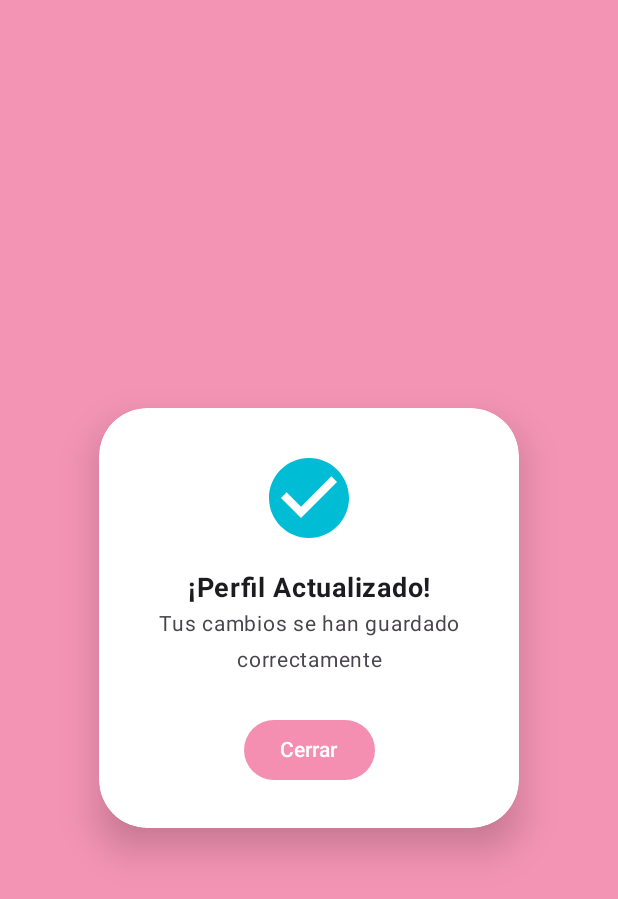
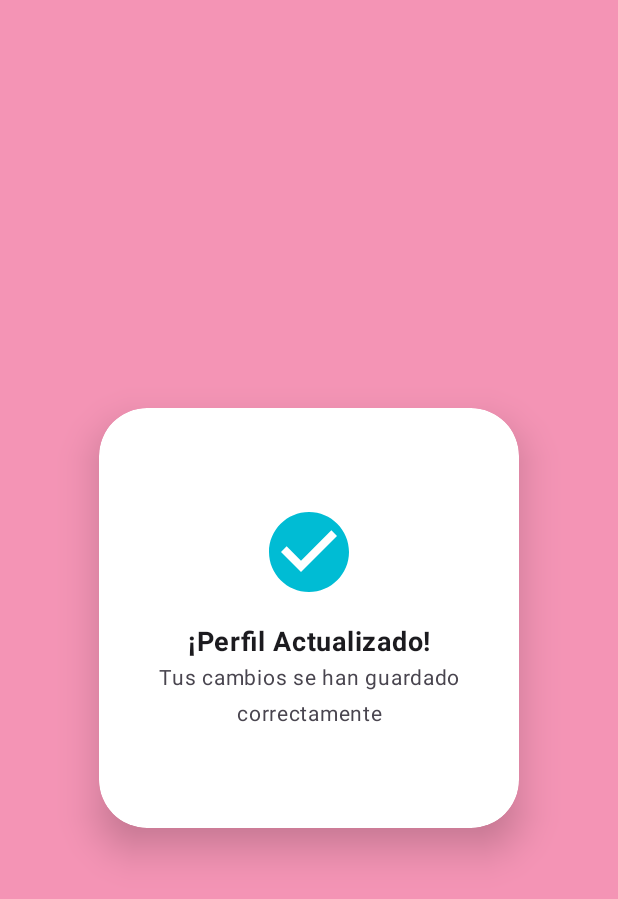
Before and after one commit to DEADM0US3/PillControlApp, an Android app built with Jetpack Compose: the composable SuccessOverlay shown on its own in the app's theme, on a phone screen of 412 x 824 dp. Shown: the top 899 px of the screen. Run offline under Robolectric (Android 15) with nearby library versions, the phone set to English and light mode, and no system bars; pictures from the network do not load; 5 statements that could not run were skipped.

Commit message:
Update EditProfileScreen.kt

```diff
--- a/app/src/main/java/com/example/pills/pills/presentation/profile/EditProfileScreen.kt
+++ b/app/src/main/java/com/example/pills/pills/presentation/profile/EditProfileScreen.kt
@@ -117,6 +117,7 @@ fun EditProfileScreen(
             } catch (e: Exception) {
                 // Manejar error de callback de forma segura
             }
+        showSuccessAnimation = false
         }
     }
 
@@ -225,7 +226,7 @@ fun EditProfileScreen(
             exit = fadeOut() + scaleOut(),
             modifier = Modifier.fillMaxSize()
         ) {
-            SuccessOverlay(onDismiss = { showSuccessAnimation = false })
+            SuccessOverlay( )
         }
     }
 
@@ -236,7 +237,7 @@ fun EditProfileScreen(
                 viewModel.onEvent(EditProfileEvent.SaveProfile)
                 showSaveDialog = false
             },
-            onDismiss = { showSaveDialog = false }
+            onDismiss = { }
         )
     }
 }
@@ -716,7 +717,7 @@ fun ModernConfirmationDialog(
 }
 
 @Composable
-fun SuccessOverlay(onDismiss: () -> Unit) {
+fun SuccessOverlay() {
     Box(
         modifier = Modifier
             .fillMaxSize()
@@ -779,15 +780,6 @@ fun SuccessOverlay(onDismiss: () -> Unit) {
                     textAlign = TextAlign.Center,
                     modifier = Modifier.padding(horizontal = 16.dp)
                 )
-
-                Spacer(modifier = Modifier.height(24.dp))
-
-                Button(
-                    onClick = { onDismiss() },
-                    colors = ButtonDefaults.buttonColors(containerColor = ProfileColors.primary)
-                ) {
-                    Text("Cerrar", color = Color.White)
-                }
             }
         }
     }
```
